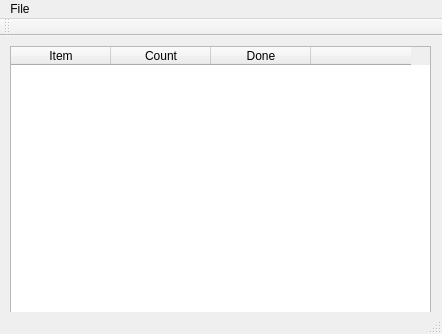
First picture: the form in ShoppingList_Desktop/mainwindow.ui, repository GroundApps/ShoppingList_Desktop, before the edit.
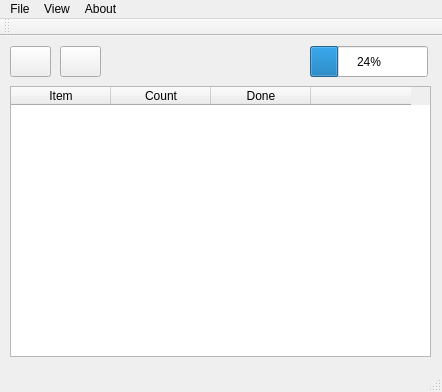
Second picture: the form after the edit.

Commit message: Created toolabr items, menu items. Added example table row.

Diff of the .ui file:
```diff
--- a/ShoppingList_Desktop/mainwindow.ui
+++ b/ShoppingList_Desktop/mainwindow.ui
@@ -7,7 +7,7 @@
     <x>0</x>
     <y>0</y>
     <width>442</width>
-    <height>334</height>
+    <height>392</height>
    </rect>
   </property>
   <property name="windowTitle">
@@ -18,7 +18,7 @@
     <property name="geometry">
      <rect>
       <x>10</x>
-      <y>10</y>
+      <y>50</y>
       <width>421</width>
       <height>271</height>
      </rect>
@@ -47,6 +47,45 @@
      </property>
     </column>
    </widget>
+   <widget class="QPushButton" name="addButton">
+    <property name="geometry">
+     <rect>
+      <x>10</x>
+      <y>10</y>
+      <width>41</width>
+      <height>31</height>
+     </rect>
+    </property>
+    <property name="text">
+     <string/>
+    </property>
+   </widget>
+   <widget class="QPushButton" name="refreshButton">
+    <property name="geometry">
+     <rect>
+      <x>60</x>
+      <y>10</y>
+      <width>41</width>
+      <height>31</height>
+     </rect>
+    </property>
+    <property name="text">
+     <string/>
+    </property>
+   </widget>
+   <widget class="QProgressBar" name="progressBar">
+    <property name="geometry">
+     <rect>
+      <x>310</x>
+      <y>10</y>
+      <width>118</width>
+      <height>31</height>
+     </rect>
+    </property>
+    <property name="value">
+     <number>24</number>
+    </property>
+   </widget>
   </widget>
   <widget class="QMenuBar" name="menuBar">
    <property name="geometry">
@@ -64,7 +103,21 @@
     <addaction name="actionSettings"/>
     <addaction name="actionExit"/>
    </widget>
+   <widget class="QMenu" name="menuView">
+    <property name="title">
+     <string>View</string>
+    </property>
+    <addaction name="actionShow_done_tasks"/>
+   </widget>
+   <widget class="QMenu" name="menuAbout">
+    <property name="title">
+     <string>About</string>
+    </property>
+    <addaction name="actionAbout_Qt"/>
+   </widget>
    <addaction name="menuFile"/>
+   <addaction name="menuView"/>
+   <addaction name="menuAbout"/>
   </widget>
   <widget class="QToolBar" name="mainToolBar">
    <attribute name="toolBarArea">
```
Left out of the diff: 13 changed lines with no effect on the pictures. The commit also changes 2 other files.
